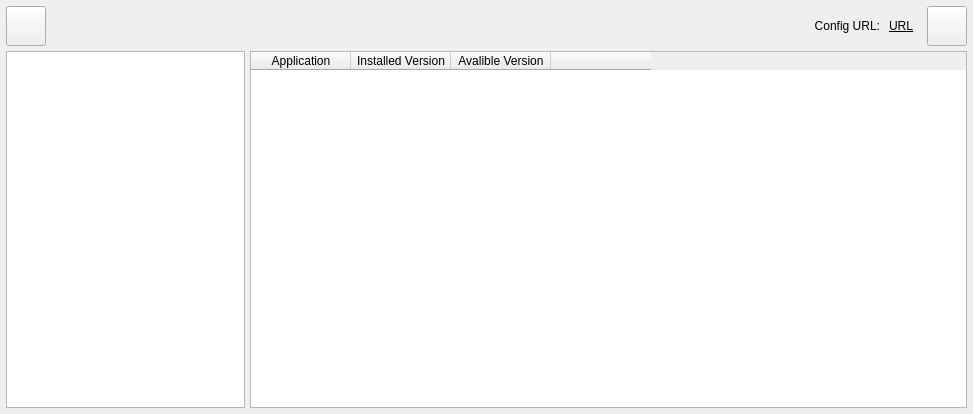
Above: Tools/Launcher/DataQt/mainwindow.ui from xaoctech/dava.engine before the change. Below: the same form after it.
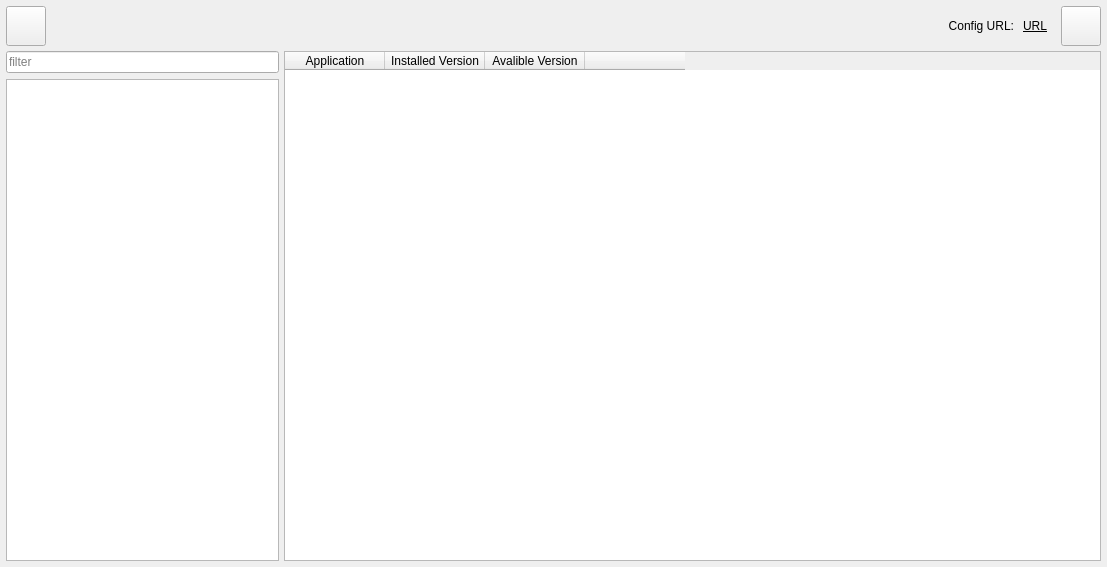
That is the form after the change. The open tabs and pages were chosen to show the change. Icons and pictures are not drawn.

Commit message: [DF-7182] filter string added ^_^

```diff
--- a/Tools/Launcher/DataQt/mainwindow.ui
+++ b/Tools/Launcher/DataQt/mainwindow.ui
@@ -6,8 +6,8 @@
    <rect>
     <x>0</x>
     <y>0</y>
-    <width>973</width>
-    <height>414</height>
+    <width>1107</width>
+    <height>567</height>
    </rect>
   </property>
   <property name="minimumSize">
@@ -200,7 +200,16 @@
         <number>0</number>
        </property>
        <item>
-        <widget class="QListWidget" name="listWidget">
+        <layout class="QVBoxLayout" name="verticalLayout_2" stretch="0,0">
+         <item>
+          <widget class="QLineEdit" name="lineEdit_search">
+           <property name="placeholderText">
+            <string>filter</string>
+           </property>
+          </widget>
+         </item>
+         <item>
+          <widget class="QListView" name="listView">
          <property name="focusPolicy">
           <enum>Qt::NoFocus</enum>
          </property>
@@ -221,6 +230,8 @@
          </property>
         </widget>
        </item>
+        </layout>
+       </item>
        <item>
         <widget class="QStackedWidget" name="stackedWidget">
          <property name="currentIndex">
```
Left out of the diff: 4 changed lines with no effect on the pictures. Lines whose indentation alone changed are shown as unchanged. The commit also changes 7 other files.
